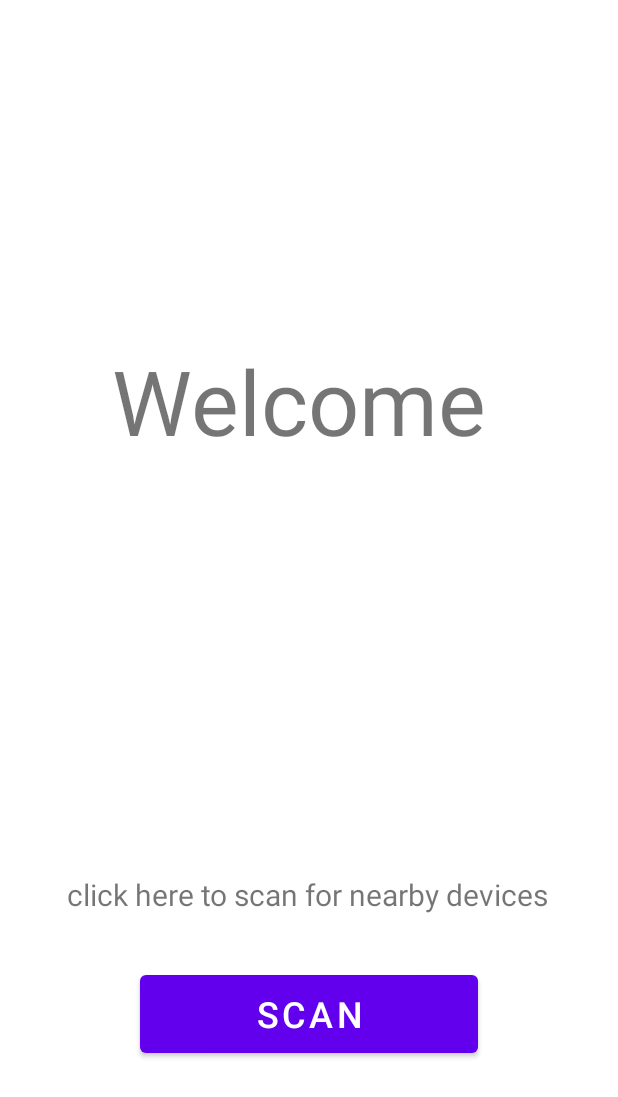
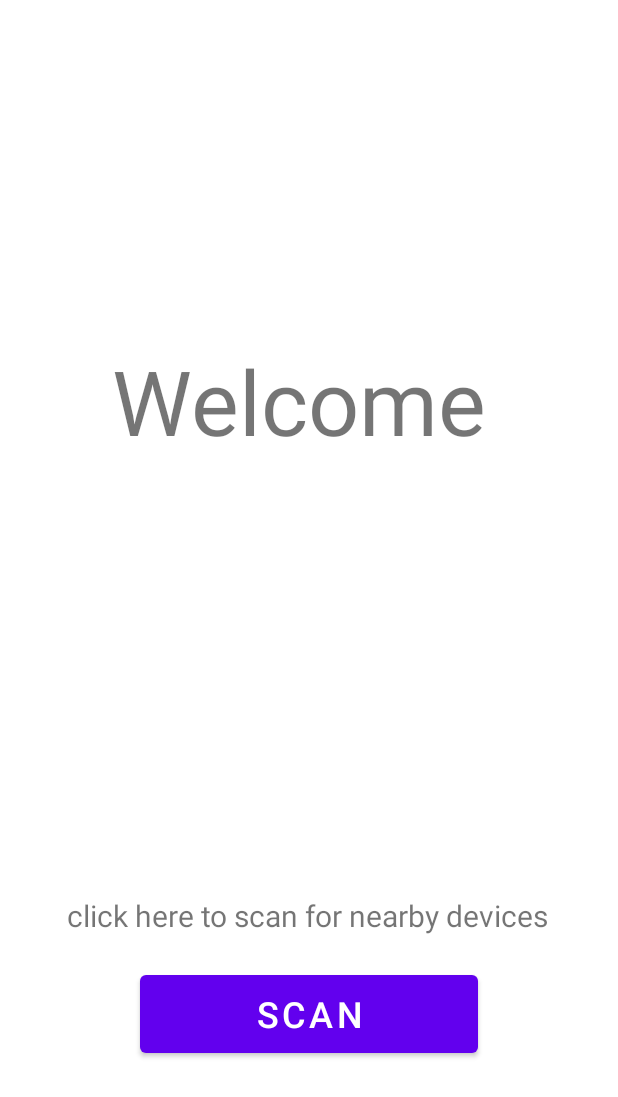
Before and after one commit to eljamm/SportsWatch, an Android app: the layout activity_main.xml on its own in the app's theme, with its tools: preview values and no code run, on a phone screen of 412 x 824 dp. Shown: the top 1097 px of the screen. Run offline under Robolectric (Android 15) with nearby library versions, the phone set to English and light mode, and no system bars.

Commit message:
Updated the HeartDisplay activity to add a new BPM chart and a frameLayout. Also replaced the temporary text attributes with real ones.

```diff
--- a/app/build.gradle
+++ b/app/build.gradle
@@ -37,6 +37,7 @@ dependencies {
     implementation 'androidx.appcompat:appcompat:1.4.1'
     implementation 'com.google.android.material:material:1.5.0'
     implementation 'androidx.constraintlayout:constraintlayout:2.1.3'
+    implementation 'com.github.PhilJay:MPAndroidChart:v3.1.0'
     testImplementation 'junit:junit:4.13.2'
     androidTestImplementation 'androidx.test.ext:junit:1.1.3'
     androidTestImplementation 'androidx.test.espresso:espresso-core:3.4.0'
--- a/app/src/main/java/com/sport/smartwatch/MainActivity.kt
+++ b/app/src/main/java/com/sport/smartwatch/MainActivity.kt
@@ -6,10 +6,12 @@ import android.os.Bundle
 import android.widget.Button
 
 class MainActivity : AppCompatActivity() {
-    var btn= findViewById<Button>(R.id.btnSCAN)
     override fun onCreate(savedInstanceState: Bundle?) {
+
         super.onCreate(savedInstanceState)
         setContentView(R.layout.activity_main)
+
+        val btn = findViewById<Button>(R.id.btnSCAN)
         btn.setOnClickListener{
              intent = Intent(this,HeartDisplay::class.java)
              startActivity(intent)
--- a/app/src/main/res/layout/activity_main.xml
+++ b/app/src/main/res/layout/activity_main.xml
@@ -13,7 +13,7 @@
         android:layout_width="303dp"
         android:layout_height="107dp"
         android:layout_marginBottom="176dp"
-        android:text="Welcome"
+        android:text="@string/welcome"
         android:textSize="60sp"
         app:layout_constraintBottom_toTopOf="@+id/btnSCAN"
         app:layout_constraintEnd_toEndOf="parent"
@@ -27,7 +27,7 @@
         android:layout_width="225dp"
         android:layout_height="64dp"
         android:layout_marginBottom="116dp"
-        android:text="Scan"
+        android:text="@string/scan"
         android:textSize="24sp"
         app:layout_constraintBottom_toBottomOf="parent"
         app:layout_constraintEnd_toEndOf="parent"
@@ -37,12 +37,11 @@
         android:id="@+id/txtClickScan"
         android:layout_width="wrap_content"
         android:layout_height="wrap_content"
-        android:text="click here to scan for nearby devices"
+        android:layout_marginBottom="20dp"
+        android:text="@string/click_to_scan"
         android:textSize="20sp"
-        app:layout_constraintBottom_toBottomOf="parent"
+        app:layout_constraintBottom_toTopOf="@+id/btnSCAN"
         app:layout_constraintEnd_toEndOf="parent"
         app:layout_constraintHorizontal_bias="0.494"
-        app:layout_constraintStart_toStartOf="parent"
-        app:layout_constraintTop_toTopOf="parent"
-        app:layout_constraintVertical_bias="0.731" />
+        app:layout_constraintStart_toStartOf="parent" />
 </androidx.constraintlayout.widget.ConstraintLayout>
--- a/app/src/main/res/values/strings.xml
+++ b/app/src/main/res/values/strings.xml
@@ -1,4 +1,8 @@
 <resources>
     <string name="app_name">Smart Watch</string>
     <string name="detailed_stats">Detailed Stats</string>
+    <string name="welcome">Welcome</string>
+    <string name="scan">Scan</string>
+    <string name="click_to_scan">click here to scan for nearby devices</string>
+    <string name="bpm">BPM</string>
 </resources>
--- a/settings.gradle
+++ b/settings.gradle
@@ -10,6 +10,7 @@ dependencyResolutionManagement {
     repositories {
         google()
         mavenCentral()
+        maven { url 'https://jitpack.io' }
     }
 }
 rootProject.name = "Smart Watch"
```
Also changed, not shown: app/src/main/java/com/sport/smartwatch/HeartDisplay.kt (+29 -1 lines), app/src/main/res/layout/activity_heart_display.xml (+50 -46 lines).
